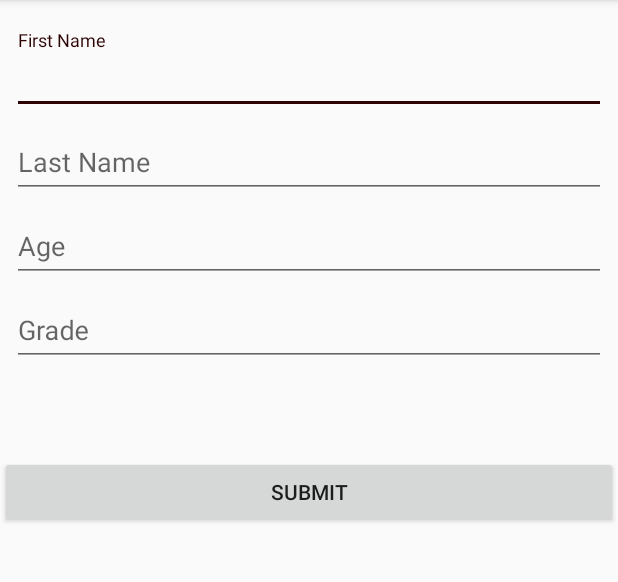
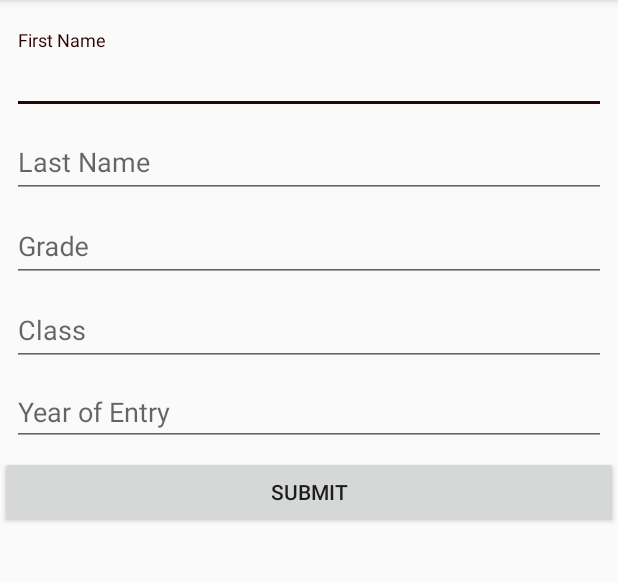
Before and after one commit to mudimbamoonde/StudentEntry, an Android app: the AddLearner screen opened directly, with no data from a screen before it, on a phone screen of 412 x 824 dp, the part 84-666 px from its top. Run offline under Robolectric (Android 15) with nearby library versions, the phone set to English and light mode, and no system bars; 1 statement that could not run was skipped.

Commit message:
Database insertion format

```diff
--- a/app/src/main/java/com/maamba/studententry/AddLearner.java
+++ b/app/src/main/java/com/maamba/studententry/AddLearner.java
@@ -4,16 +4,49 @@ import androidx.appcompat.app.AppCompatActivity;
 
 import android.os.Bundle;
 import android.view.View;
+import android.widget.Button;
+import android.widget.EditText;
 import android.widget.ImageView;
 import android.widget.Toast;
 
+import com.google.android.material.textfield.TextInputEditText;
+
 public class AddLearner extends AppCompatActivity {
-
+    TextInputEditText fname,lname,grade,sClass;
+    EditText ydate;
+    Button btn_Save;
+    DatabaseHelper helper;
+    StudentModel model;
     @Override
     protected void onCreate(Bundle savedInstanceState) {
         super.onCreate(savedInstanceState);
         setContentView(R.layout.add_learner);
 
+        helper = new DatabaseHelper(this);
+
+        fname = findViewById(R.id.vfirstname);
+        lname = findViewById(R.id.vlastname);
+        grade = findViewById(R.id.vgrade);
+        sClass = findViewById(R.id.vsClass);
+        ydate = findViewById(R.id.ydate);
+
+        btn_Save.setOnClickListener(new View.OnClickListener() {
+            @Override
+            public void onClick(View view) {
+                try{
+//                    (int studentID, String firstName, String lastName, String grade, String studentClass, String yearOfEntry)
+                    model = new StudentModel(-1,fname.getText().toString(),lname.getText().toString(),grade.getText().toString()
+                            ,sClass.getText().toString(),ydate.getText().toString());
+                    helper.addStudent(model);
+                    Toast.makeText(AddLearner.this,"Success Inserted!",Toast.LENGTH_SHORT).show();
+                }catch (Exception e){
+                    Toast.makeText(AddLearner.this,"Failed to Insert: "+ e.getMessage(),Toast.LENGTH_SHORT).show();
+                }
+
+
+            }
+        });
+
 
     }
 }
--- a/app/src/main/res/layout/activity_main.xml
+++ b/app/src/main/res/layout/activity_main.xml
@@ -44,8 +44,7 @@
                         android:layout_gravity="center_horizontal"
                         android:layout_width="wrap_content"
                         android:layout_height="wrap_content"
-                        android:background="@drawable/ic_baseline_add_24"
-                        android:onClick="addStudent"/>
+                        android:background="@drawable/ic_baseline_add_24"/>
 <!--                    <ImageView-->
 <!--                        android:id="@+id/addStudent"-->
 <!--                        android:layout_gravity="center_horizontal"-->
@@ -88,7 +87,7 @@
                         android:layout_width="wrap_content"
                         android:layout_height="wrap_content"
                         android:background="@drawable/ic_baseline_attach_file_24"
-                        android:onClick="viewStudent"/>
+                        android:id="@+id/viewStudent"/>
                     <TextView
                         android:gravity="center_horizontal"
                         android:text="View Student"
--- a/app/src/main/res/layout/add_learner.xml
+++ b/app/src/main/res/layout/add_learner.xml
@@ -20,6 +20,7 @@
         app:layout_constraintTop_toTopOf="parent">
 
         <com.google.android.material.textfield.TextInputEditText
+            android:id="@+id/vfirstname"
             android:layout_width="match_parent"
             android:layout_height="wrap_content"
             android:hint="First Name" />
@@ -38,13 +39,14 @@
         app:layout_constraintTop_toBottomOf="@+id/firstname">
 
         <com.google.android.material.textfield.TextInputEditText
+            android:id="@+id/vlastname"
             android:layout_width="match_parent"
             android:layout_height="wrap_content"
             android:hint="Last Name" />
     </com.google.android.material.textfield.TextInputLayout>
 
     <com.google.android.material.textfield.TextInputLayout
-        android:id="@+id/age"
+        android:id="@+id/grade"
         android:layout_width="match_parent"
         android:layout_height="wrap_content"
         android:layout_marginStart="8dp"
@@ -56,27 +58,30 @@
         app:layout_constraintTop_toBottomOf="@+id/lastname">
 
         <com.google.android.material.textfield.TextInputEditText
+            android:id="@+id/vgrade"
             android:layout_width="match_parent"
             android:layout_height="wrap_content"
-            android:hint="Age" />
+            android:hint="Grade" />
+
     </com.google.android.material.textfield.TextInputLayout>
 
     <com.google.android.material.textfield.TextInputLayout
-        android:id="@+id/grade"
+        android:id="@+id/sClass"
         android:layout_width="match_parent"
         android:layout_height="wrap_content"
         android:layout_marginStart="8dp"
         android:layout_marginLeft="8dp"
         android:layout_marginEnd="8dp"
         android:layout_marginRight="8dp"
-        app:layout_constraintEnd_toEndOf="@id/age"
-        app:layout_constraintStart_toStartOf="@id/age"
-        app:layout_constraintTop_toBottomOf="@+id/age">
+        app:layout_constraintEnd_toEndOf="@id/grade"
+        app:layout_constraintStart_toStartOf="@id/grade"
+        app:layout_constraintTop_toBottomOf="@+id/grade">
 
         <com.google.android.material.textfield.TextInputEditText
+            android:id="@+id/vsClass"
             android:layout_width="match_parent"
             android:layout_height="wrap_content"
-            android:hint="Grade" />
+            android:hint="Class" />
     </com.google.android.material.textfield.TextInputLayout>
 
     <Button
@@ -87,7 +92,24 @@
         android:text="Submit"
         app:layout_constraintEnd_toEndOf="parent"
         app:layout_constraintStart_toStartOf="parent"
-        app:layout_constraintTop_toBottomOf="@+id/grade"
+        app:layout_constraintTop_toBottomOf="@+id/sClass"
         tools:ignore="MissingConstraints" />
 
+    <EditText
+        android:id="@+id/ydate"
+        android:layout_width="match_parent"
+        android:layout_height="wrap_content"
+        android:layout_marginStart="8dp"
+        android:layout_marginLeft="8dp"
+        android:layout_marginTop="8dp"
+        android:layout_marginEnd="8dp"
+        android:layout_marginRight="8dp"
+        android:ems="10"
+        android:hint="Year of Entry"
+        android:inputType="date"
+        app:layout_constraintEnd_toEndOf="parent"
+        app:layout_constraintHorizontal_bias="0.0"
+        app:layout_constraintStart_toStartOf="parent"
+        app:layout_constraintTop_toBottomOf="@+id/sClass" />
+
 </androidx.constraintlayout.widget.ConstraintLayout>
```
Also changed, not shown: app/src/main/java/com/maamba/studententry/MainActivity.java (+13 -6 lines), app/src/main/java/com/maamba/studententry/StudentModel.java (+13 -10 lines).
